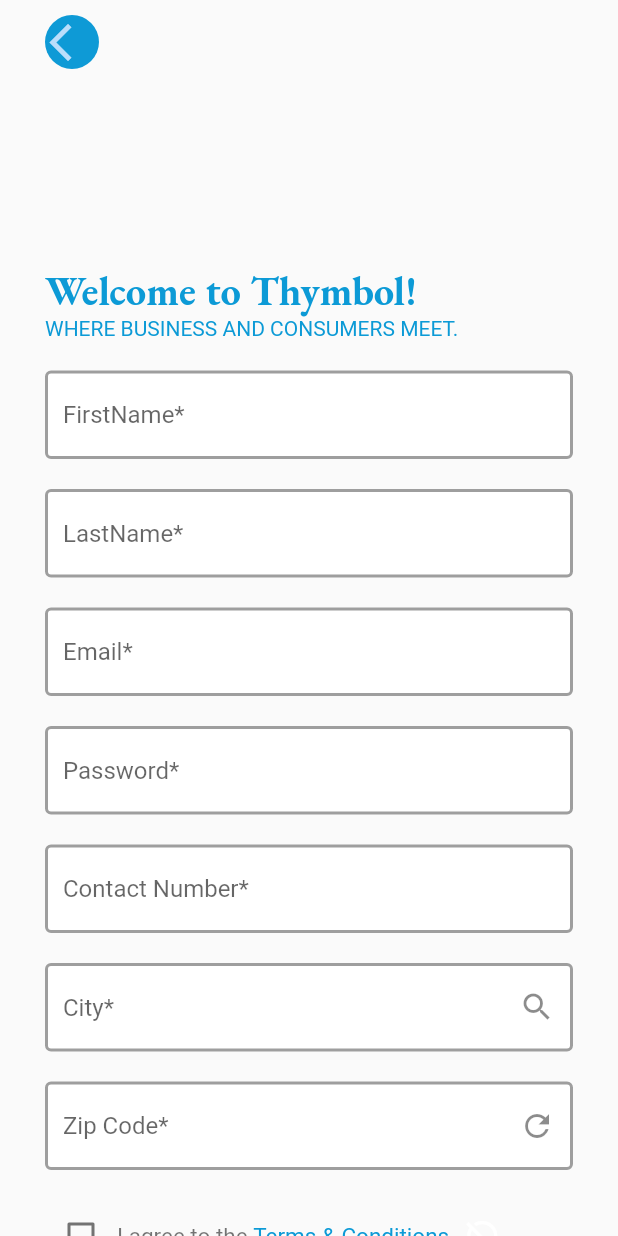
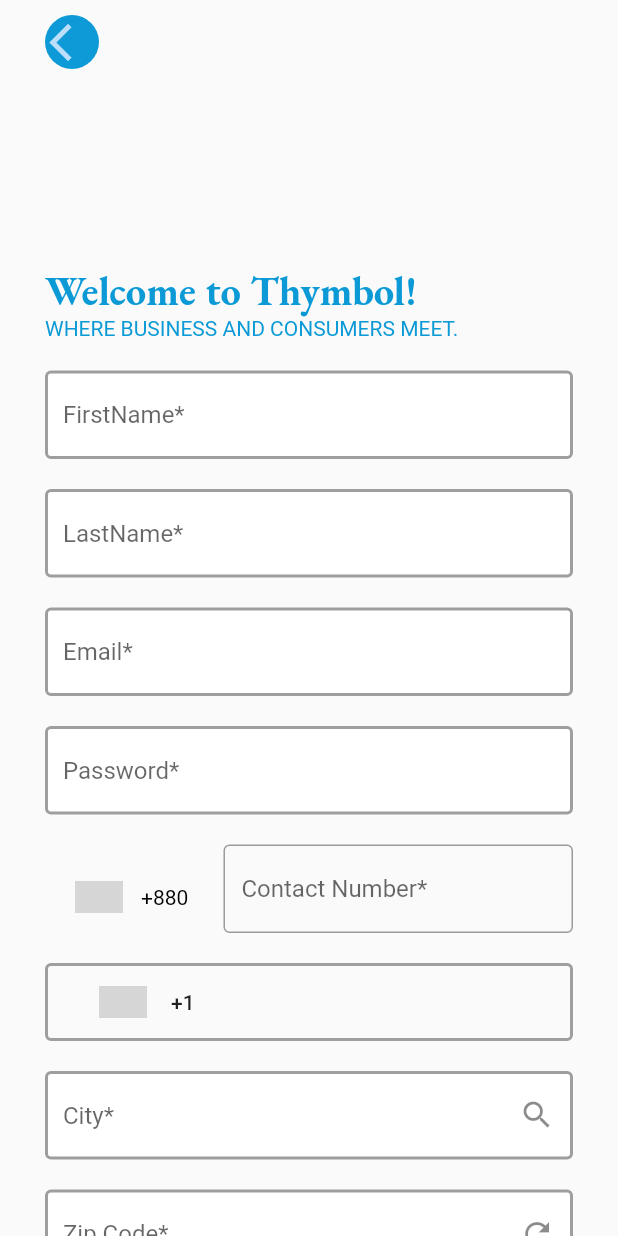
Before and after one commit to sakib151659/task2, a Flutter app: the SignUp screen opened directly, on a phone screen of 412 x 824 dp. Run offline on Flutter 3.47's test engine with Material 2 defaults, Android fonts, the phone set to English and light mode, and no system bars; drawn by our look-alikes of country_code_picker, intl_phone_number_input; our stand-ins replace animated_splash_screen, google_fonts, hexcolor; grey boxes are pictures that could not be loaded.

Commit message:
99% completed

```diff
--- a/lib/authenticate/signup.dart
+++ b/lib/authenticate/signup.dart
@@ -3,8 +3,10 @@ import 'package:google_fonts/google_fonts.dart';
 import 'package:hexcolor/hexcolor.dart';
 import 'package:task2/home/home.dart';
 import 'package:task2/sharedFile/textInputDecoration.dart';
+import 'package:intl_phone_number_input/intl_phone_number_input.dart';
+import 'login.dart';
+import 'package:country_code_picker/country_code_picker.dart';
 
-import 'login.dart';
 class SignUp extends StatefulWidget {
   const SignUp({Key? key}) : super(key: key);
 
@@ -26,6 +28,10 @@ class _SignUpState extends State<SignUp> {
   String zipCode = '';
   String checkBoxText = 'I agree to the ';
   bool checked = false;
+
+  final TextEditingController controller = TextEditingController();
+  String initialCountry = 'BD';
+  PhoneNumber number = PhoneNumber(isoCode: 'BD');
   @override
   Widget build(BuildContext context) {
     return SafeArea(
@@ -134,17 +140,58 @@ class _SignUpState extends State<SignUp> {
 
                       SizedBox(height: 20.0),
 
-                      TextFormField(
+                      ////////////////// contact number field start
+                      InternationalPhoneNumberInput(
+                        onInputChanged: (PhoneNumber number) {
+                          print(number.phoneNumber);
+                        },
+                        onInputValidated: (bool value) {
+                          print(value);
+                        },
+                        selectorConfig: SelectorConfig(
+                          selectorType: PhoneInputSelectorType.BOTTOM_SHEET,
+                        ),
+                        ignoreBlank: false,
+                        autoValidateMode: AutovalidateMode.disabled,
+                        hintText: 'Contact Number*',
 
-                          decoration:textInputDecoration.copyWith(
-                            hintText: 'Contact Number*',
+                        selectorTextStyle: TextStyle(color: Colors.black),
+                        initialValue: number,
+                        textFieldController: controller,
+                        formatInput: false,
+                        keyboardType:
+                        TextInputType.numberWithOptions(signed: true, decimal: true),
+                        inputBorder: OutlineInputBorder(),
+                        onSaved: (PhoneNumber number) {
+                          print('On Saved: $number');
+                        },
+                      ),
+
+
+                      ////////////// contact number filed end
+
+                      SizedBox(height: 20.0),
+                      /////////////// test new country code picker start
+                      Padding(
+                        padding: const EdgeInsets.all(0.0),
+
+
+                        child: Container(
+                          decoration: BoxDecoration(border: Border.all(color: Colors.grey, width: 2.0,),
+                            borderRadius: BorderRadius.circular(4),
+
                           ),
-                          validator: (val) => val!.isEmpty? 'Enter your Contact Number' : null ,
-                          onChanged: (val){
-                            setState(()=> contactNumber = val);
+                          child: CountryCodePicker(
+                            initialSelection: 'US',
+                            showFlagDialog: true,
+                            showCountryOnly: true,
+                            alignLeft: true,
+                            padding: EdgeInsets.fromLTRB(10,0,10,0),
+                          ),
+                        ),
+                      ),
+                      //////////// country code picker end
 
-                          }
-                      ),
 
                       SizedBox(height: 20.0),
 
@@ -268,4 +315,13 @@ class _SignUpState extends State<SignUp> {
       ),
     );
   }
+  void getPhoneNumber(String phoneNumber) async {
+    PhoneNumber number =
+    await PhoneNumber.getRegionInfoFromPhoneNumber(phoneNumber, 'US');
+
+    setState(() {
+      this.number = number;
+    });
+  }
+
 }
--- a/pubspec.yaml
+++ b/pubspec.yaml
@@ -37,6 +37,8 @@ dependencies:
   hexcolor: ^2.0.6
   google_fonts: ^2.2.0
   animated_splash_screen: ^1.1.0
+  intl_phone_number_input: ^0.7.0+2
+  country_code_picker: ^2.0.2
 
 dev_dependencies:
   flutter_test:
```
Also changed, not shown: lib/authenticate/login.dart (+11 -2 lines), pubspec.lock.
